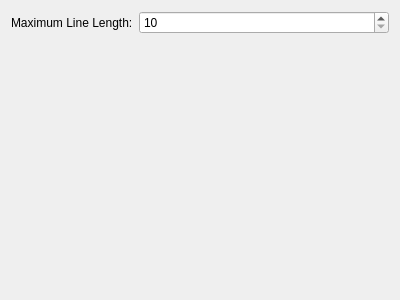
The window that src/dialogs/preferences/GraphOptionsWidget.ui (rizinorg/cutter) describes before a commit, drawn with Qt 5.
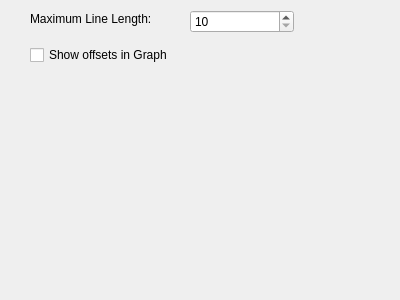
The same window after the commit.

Commit message: Add graph,offset option to preference

What changed in the file:
```diff
--- a/src/dialogs/preferences/GraphOptionsWidget.ui
+++ b/src/dialogs/preferences/GraphOptionsWidget.ui
@@ -13,16 +13,28 @@
   <property name="windowTitle">
    <string>Graph</string>
   </property>
-  <layout class="QFormLayout" name="formLayout">
-   <item row="0" column="0">
     <widget class="QLabel" name="maxColsLabel">
+   <property name="geometry">
+    <rect>
+     <x>30</x>
+     <y>10</y>
+     <width>141</width>
+     <height>18</height>
+    </rect>
+   </property>
      <property name="text">
       <string>Maximum Line Length:</string>
      </property>
     </widget>
-   </item>
-   <item row="0" column="1">
     <widget class="QSpinBox" name="maxColsSpinBox">
+   <property name="geometry">
+    <rect>
+     <x>190</x>
+     <y>10</y>
+     <width>104</width>
+     <height>23</height>
+    </rect>
+   </property>
      <property name="minimum">
       <number>10</number>
      </property>
@@ -33,8 +45,19 @@
       <number>5</number>
      </property>
     </widget>
-   </item>
-  </layout>
+  <widget class="QCheckBox" name="graphOffsetCheckBox">
+   <property name="geometry">
+    <rect>
+     <x>30</x>
+     <y>44</y>
+     <width>162</width>
+     <height>22</height>
+    </rect>
+   </property>
+   <property name="text">
+    <string>Show offsets in Graph</string>
+   </property>
+  </widget>
  </widget>
  <resources/>
  <connections/>
```
Lines whose indentation alone changed are shown as unchanged. The commit also changes 3 other files.
